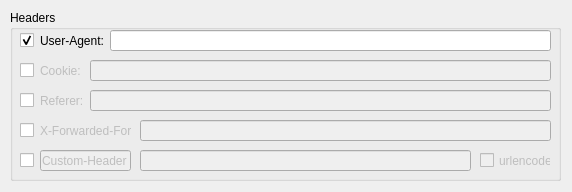
The window that gui/main/headers.ui (kaeso/enema) describes before a commit, drawn with Qt 5.
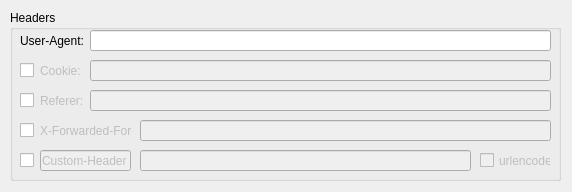
The same window after the commit.

Commit message: Bug fix. When adding more than one HTTP header.

What changed in the file:
```diff
--- a/gui/main/headers.ui
+++ b/gui/main/headers.ui
@@ -40,9 +40,9 @@
    <widget class="QLineEdit" name="lineUserAgent">
     <property name="geometry">
      <rect>
-      <x>100</x>
+      <x>80</x>
       <y>20</y>
-      <width>441</width>
+      <width>461</width>
       <height>21</height>
      </rect>
     </property>
@@ -117,7 +117,7 @@
    <widget class="QLabel" name="UALabel">
     <property name="geometry">
      <rect>
-      <x>30</x>
+      <x>10</x>
       <y>20</y>
       <width>71</width>
       <height>21</height>
@@ -159,22 +159,6 @@
      <string>X-Forwarded-For:</string>
     </property>
    </widget>
-   <widget class="QCheckBox" name="UserAgent">
-    <property name="geometry">
-     <rect>
-      <x>10</x>
-      <y>20</y>
-      <width>16</width>
-      <height>21</height>
-     </rect>
-    </property>
-    <property name="text">
-     <string/>
-    </property>
-    <property name="checked">
-     <bool>true</bool>
-    </property>
-   </widget>
    <widget class="QCheckBox" name="Cookie">
     <property name="geometry">
      <rect>
```
The commit also changes 4 other files.
